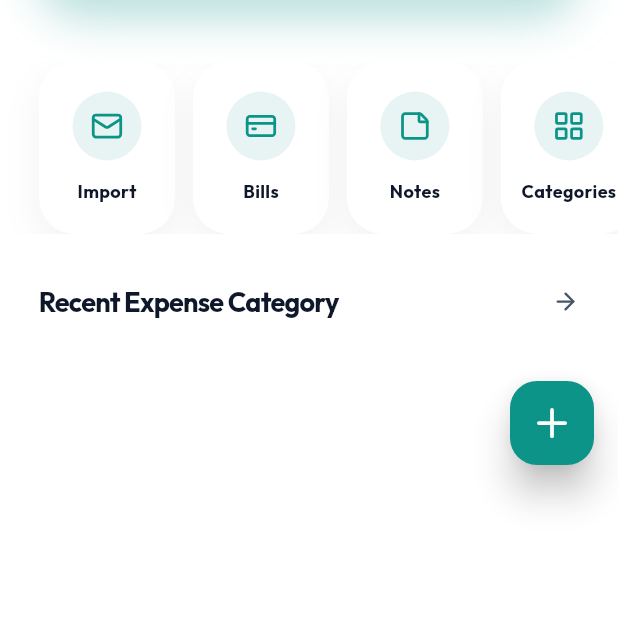
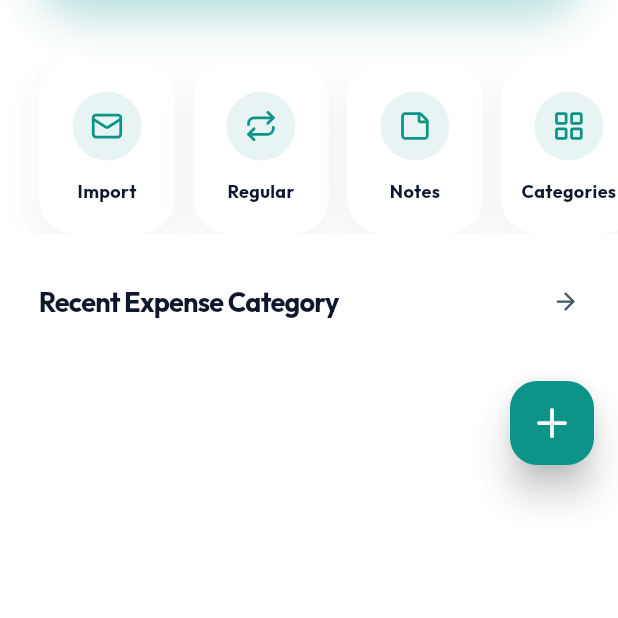
Before and after one commit to vishnu-krishnan/expenze-mobile, a Flutter app: the DashboardScreen screen opened directly, on a phone screen of 412 x 824 dp, the part 567-1185 px from its top. Run offline on Flutter 3.47's test engine with Material 3 defaults, Android fonts, the phone set to English and light mode, and no system bars; our stand-ins replace dio, fl_chart, flutter_dotenv, google_fonts, local_auth, logger and 4 more; missing offline and left inert: flutter_sms_inbox; accounts and stored records are empty.

Commit message:
modified label changes for regular expenses

```diff
--- a/lib/core/constants/app_version.dart
+++ b/lib/core/constants/app_version.dart
@@ -20,6 +20,8 @@ class AppVersion {
       version: '1.0.2',
       date: '2026-02-18',
       changes: [
+        'Rebranded "Bills" to "Regular Expenses" for better clarity (EMI, Rent, etc.)',
+        'Updated Dashboard quick actions with "Regular" shortcut',
         'Enhanced Monthly Planner with prioritized unconfirmed expenses',
         'Refined Planned vs Unplanned logic for better clarity',
         'Fixed issue where editing unplanned expenses converted them to planned',
--- a/lib/presentation/screens/dashboard/dashboard_screen.dart
+++ b/lib/presentation/screens/dashboard/dashboard_screen.dart
@@ -408,7 +408,7 @@ class _DashboardScreenState extends State<DashboardScreen> {
           _buildActionCard(context, LucideIcons.mail, 'Import',
               AppTheme.primary, () => Navigator.pushNamed(context, '/import')),
           const SizedBox(width: 12),
-          _buildActionCard(context, LucideIcons.creditCard, 'Bills',
+          _buildActionCard(context, LucideIcons.repeat, 'Regular',
               AppTheme.primary, () => Navigator.pushNamed(context, '/regular')),
           const SizedBox(width: 12),
           _buildActionCard(context, LucideIcons.stickyNote, 'Notes',
--- a/lib/presentation/screens/regular/regular_payments_screen.dart
+++ b/lib/presentation/screens/regular/regular_payments_screen.dart
@@ -57,7 +57,7 @@ class _RegularPaymentsScreenState extends State<RegularPaymentsScreen> {
                     crossAxisAlignment: CrossAxisAlignment.start,
                     mainAxisAlignment: MainAxisAlignment.center,
                     children: [
-                      Text('Recurring Payments',
+                      Text('Regular Expenses',
                           style: TextStyle(
                               fontSize: 26,
                               fontWeight: FontWeight.w900,
@@ -129,7 +129,7 @@ class _RegularPaymentsScreenState extends State<RegularPaymentsScreen> {
                 size: 64, color: AppTheme.primary.withValues(alpha: 0.4)),
           ),
           const SizedBox(height: 24),
-          Text('No recurring bills yet',
+          Text('No regular expenses yet',
               style: TextStyle(
                   fontSize: 18,
                   fontWeight: FontWeight.bold,
@@ -303,7 +303,7 @@ class _RegularPaymentsScreenState extends State<RegularPaymentsScreen> {
                               color: Colors.grey.withValues(alpha: 0.3),
                               borderRadius: BorderRadius.circular(2)))),
                   const SizedBox(height: 24),
-                  Text('Setup Recurring Bill',
+                  Text('Setup Regular Expense',
                       style: TextStyle(
                           fontSize: 22,
                           fontWeight: FontWeight.w900,
@@ -329,7 +329,7 @@ class _RegularPaymentsScreenState extends State<RegularPaymentsScreen> {
                   TextField(
                     controller: nameController,
                     decoration: AppTheme.inputDecoration(
-                        'Bill Name', LucideIcons.tag,
+                        'Expense Name', LucideIcons.tag,
                         context: context),
                     style: TextStyle(color: textColor),
                   ),
```
Also changed, not shown: 4 other files.
